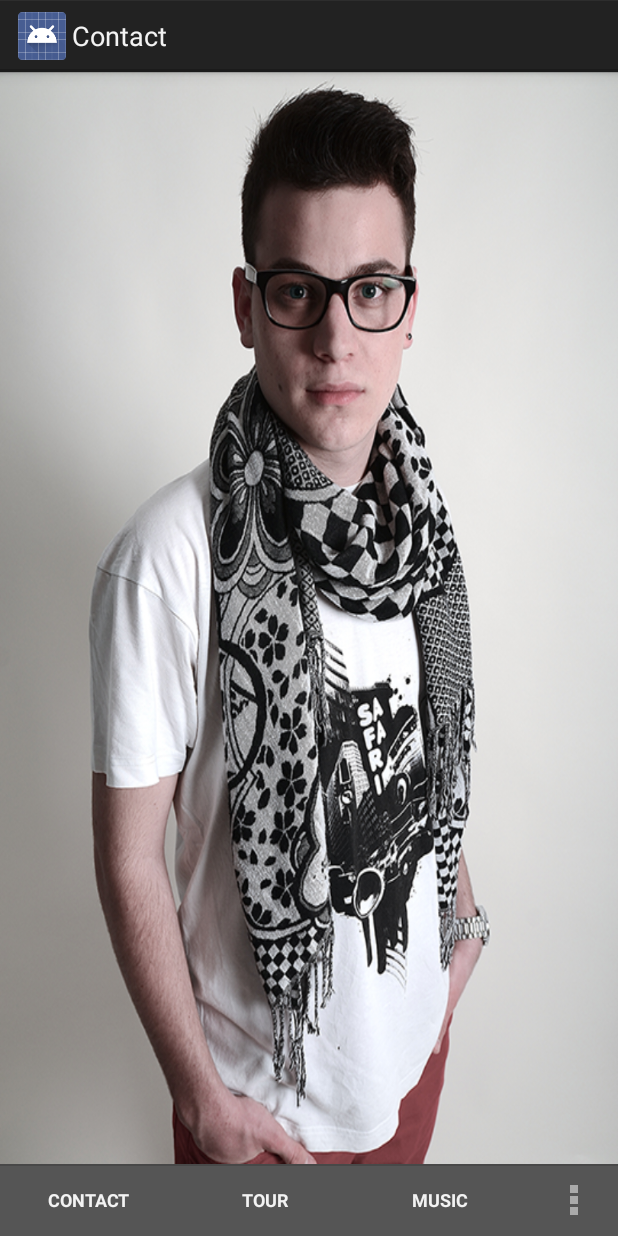
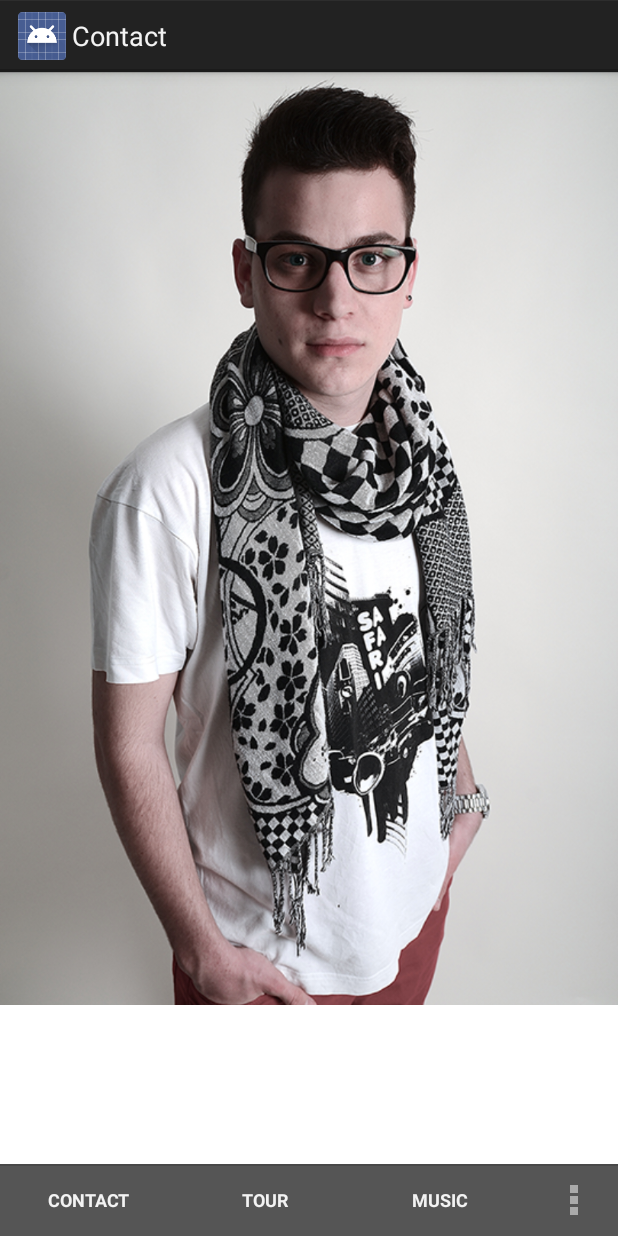
Before and after one commit to trilumic/PromoApplication, an Android app: the Contact screen opened directly, with no data from a screen before it, on a phone screen of 412 x 824 dp. Run offline under Robolectric (Android 15) with nearby library versions, the phone set to English and light mode, and no system bars.

Commit message:
even better Background and links

```diff
--- a/app/src/main/java/ch/djsimeon/android/promoapplication/app/Contact.java
+++ b/app/src/main/java/ch/djsimeon/android/promoapplication/app/Contact.java
@@ -2,9 +2,12 @@ package ch.djsimeon.android.promoapplication.app;
 
 import android.app.Activity;
 import android.content.Intent;
+import android.net.Uri;
 import android.os.Bundle;
 import android.view.Menu;
 import android.view.MenuItem;
+import android.view.View;
+
 
 public class Contact extends Activity {
 
@@ -22,6 +25,23 @@ public class Contact extends Activity {
         getMenuInflater().inflate(R.menu.main, menu);
         return true;
     }
+
+    public void openBrowser(View view){
+
+        //Get url from tag
+        String url = (String)view.getTag();
+
+        Intent intent = new Intent();
+        intent.setAction(Intent.ACTION_VIEW);
+        intent.addCategory(Intent.CATEGORY_BROWSABLE);
+
+        //pass the url to intent data
+        intent.setData(Uri.parse(url));
+
+        startActivity(intent);
+    }
+
+
 
     @Override
     public boolean onOptionsItemSelected(MenuItem item) {
--- a/app/src/main/java/ch/djsimeon/android/promoapplication/app/Tourdates.java
+++ b/app/src/main/java/ch/djsimeon/android/promoapplication/app/Tourdates.java
@@ -16,7 +16,6 @@ import android.widget.ListView;
 import android.widget.TextView;
 
 import java.io.IOException;
-import java.lang.reflect.Array;
 import java.net.MalformedURLException;
 import java.net.URL;
 import java.util.ArrayList;
@@ -53,7 +52,7 @@ public class Tourdates extends Activity {
         @Override
         protected ArrayList<TourDatesEvent> doInBackground(String... params) {
             try {
-                tourDatesEvents = TourDatesParser.parse(new URL("http://10.0.2.2/tourdates.xml").openStream());
+                tourDatesEvents = TourDatesParser.parse(new URL("http://nb-ebruma/tourdates.xml").openStream());
             } catch (MalformedURLException e) {
                 e.printStackTrace();
             } catch (IOException e) {
--- a/app/src/main/res/layout-land/activity_contact.xml
+++ b/app/src/main/res/layout-land/activity_contact.xml
@@ -13,4 +13,22 @@
         android:src="@drawable/background_land"
         android:scaleType="fitStart"/>
 
+    <ImageView
+        android:layout_width="380dp"
+        android:layout_height="80dp"
+        android:layout_marginLeft="400dp"
+        android:layout_marginTop="20dp"
+        android:onClick="openBrowser"
+        android:tag="http://www.facebook.com/djsimeon.official"
+        android:src="@drawable/fb" />
+
+    <ImageView
+        android:layout_width="380dp"
+        android:layout_height="90dp"
+        android:layout_marginLeft="400dp"
+        android:layout_marginTop="100dp"
+        android:onClick="openBrowser"
+        android:tag="http://www.youtube.com/channel/UCKqeRTPIpltiPGjP2s1aYDA"
+        android:src="@drawable/yt" />
+
 </RelativeLayout>
--- a/app/src/main/res/layout/activity_contact.xml
+++ b/app/src/main/res/layout/activity_contact.xml
@@ -3,16 +3,18 @@
     android:orientation="vertical"
     android:layout_width="match_parent"
     android:layout_height="match_parent"
-    android:background="@drawable/background"
-    android:paddingLeft="@dimen/activity_horizontal_margin"
-    android:paddingRight="@dimen/activity_horizontal_margin"
-    android:paddingTop="@dimen/activity_vertical_margin"
-    android:paddingBottom="@dimen/activity_vertical_margin"
-    tools:context="ch.djsimeon.android.promoapplication.app.Contact">
+    tools:context="ch.djsimeon.android.promoapplication.app.Contact"
+    android:background="#FFFFFF">
 
-    <!--<TextView-->
-        <!--android:text=""-->
-        <!--android:layout_width="wrap_content"-->
-        <!--android:layout_height="wrap_content" />-->
+
+    <ImageView
+        android:layout_width="fill_parent"
+        android:layout_height="wrap_content"
+        android:src="@drawable/background"
+        android:adjustViewBounds="true"
+        android:scaleType="centerCrop"
+         />
+
+
 
 </RelativeLayout>
```
Also changed, not shown: app/src/main/res/drawable-mdpi/booking.png (added), app/src/main/res/drawable-mdpi/fb.png (added), app/src/main/res/drawable-mdpi/yt.png (added).
